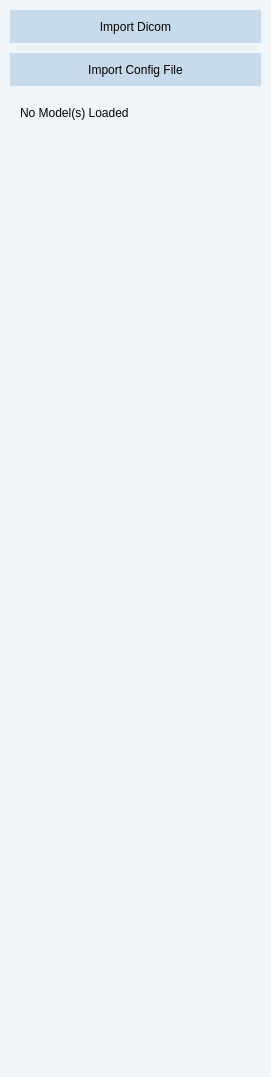
Qt form src/windows/ui/import_view.ui (brachify/brachify) before a commit.
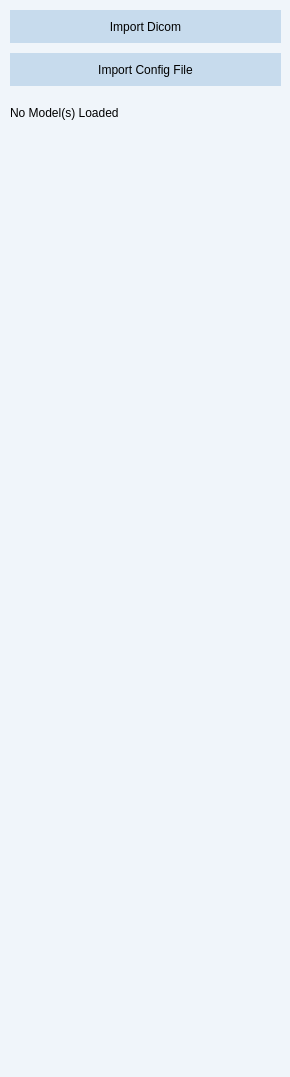
The same form after that commit.

What changed in the file:
```diff
--- a/src/windows/ui/import_view.ui
+++ b/src/windows/ui/import_view.ui
@@ -6,10 +6,16 @@
    <rect>
     <x>0</x>
     <y>0</y>
-    <width>271</width>
+    <width>290</width>
     <height>1077</height>
    </rect>
   </property>
+  <property name="minimumSize">
+   <size>
+    <width>290</width>
+    <height>0</height>
+   </size>
+  </property>
   <property name="windowTitle">
    <string>Form</string>
   </property>
@@ -21,7 +27,7 @@
     <rect>
      <x>0</x>
      <y>0</y>
-     <width>271</width>
+     <width>291</width>
      <height>1081</height>
     </rect>
    </property>
@@ -54,7 +60,7 @@
       </property>
       <property name="maximumSize">
        <size>
-        <width>271</width>
+        <width>16777215</width>
         <height>33</height>
        </size>
       </property>
@@ -118,13 +124,13 @@
        <number>10</number>
       </property>
       <property name="leftMargin">
-       <number>10</number>
+       <number>0</number>
       </property>
       <property name="topMargin">
        <number>10</number>
       </property>
       <property name="rightMargin">
-       <number>10</number>
+       <number>0</number>
       </property>
       <property name="bottomMargin">
        <number>10</number>
```
